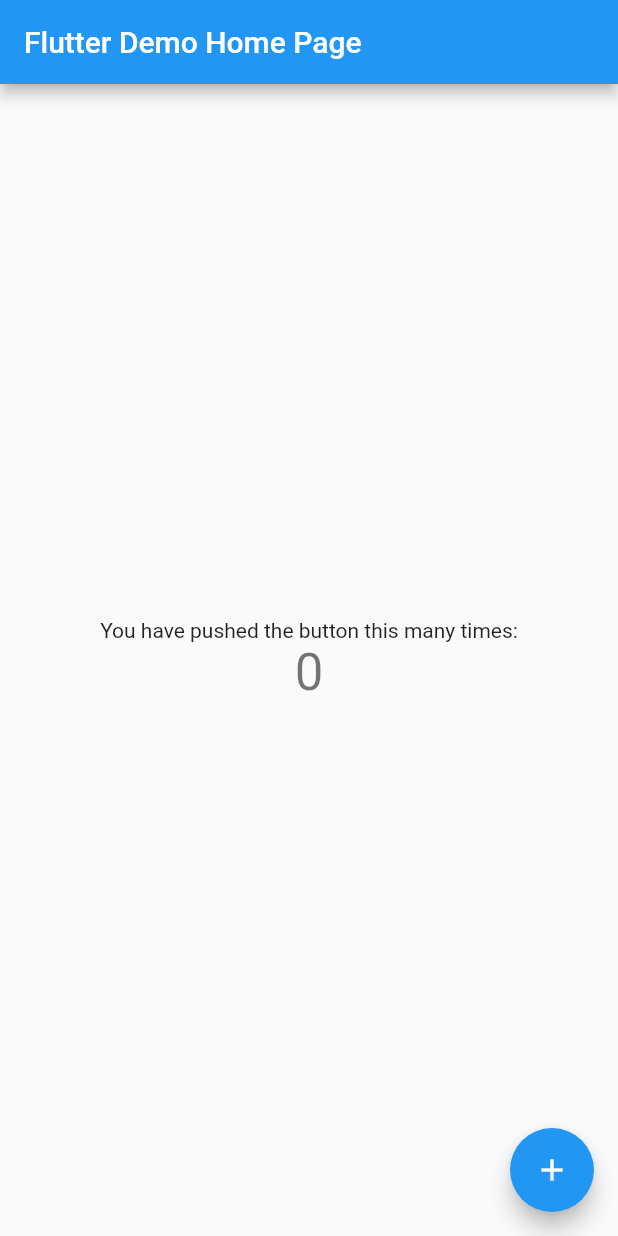
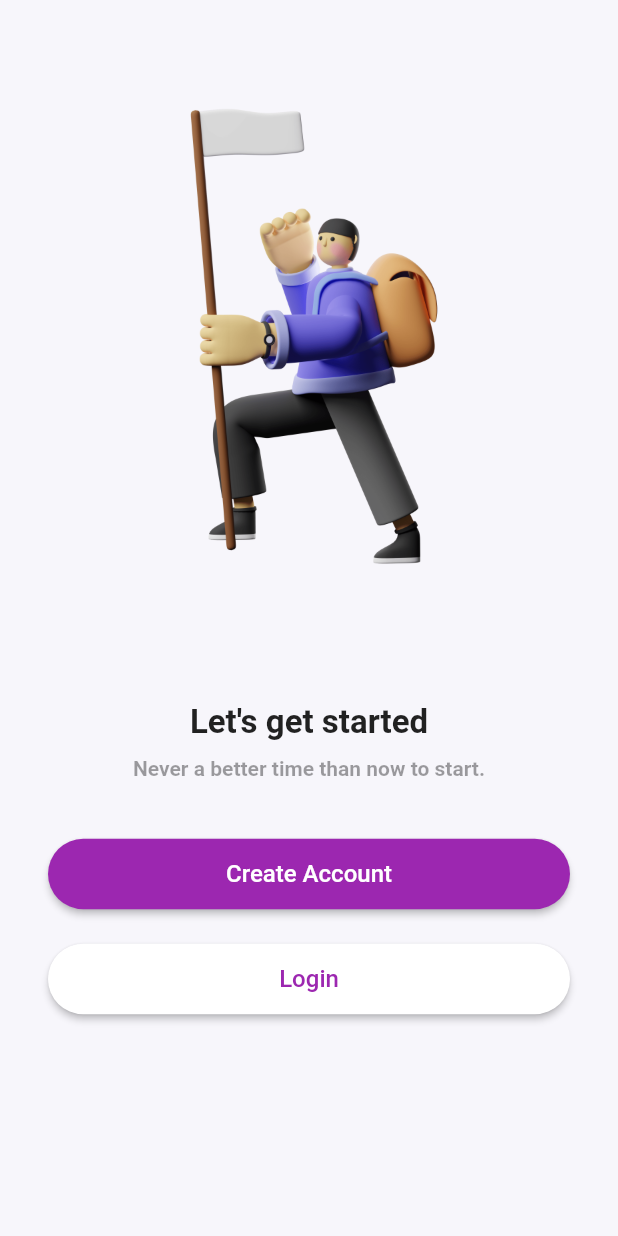
Before and after one commit to ayusht965/Matrimonial, a Flutter app: the screen it shows after launch, on a phone screen of 412 x 824 dp. Run offline on Flutter 3.47's test engine with Material 2 defaults, Android fonts, the phone set to English and light mode, and no system bars.

Commit message:
auth screens added

```diff
--- /dev/null
+++ b/lib/Pages/Auth/welcome.dart
@@ -0,0 +1,112 @@
+import 'package:flutter/material.dart';
+import 'package:matrimonial/Pages/Auth/register.dart';
+
+class Welcome extends StatefulWidget {
+  const Welcome({Key? key}) : super(key: key);
+
+  @override
+  _WelcomeState createState() => _WelcomeState();
+}
+
+class _WelcomeState extends State<Welcome> {
+  @override
+  Widget build(BuildContext context) {
+    return Scaffold(
+      resizeToAvoidBottomInset: false,
+      backgroundColor: Color(0xfff7f6fb),
+      body: SafeArea(
+        child: Padding(
+          padding: EdgeInsets.symmetric(vertical: 24, horizontal: 32),
+          child: Column(
+            children: [
+              Image.asset(
+                'assets/images/illustration-1.png',
+                width: 240,
+              ),
+              SizedBox(
+                height: 18,
+              ),
+              Text(
+                "Let's get started",
+                style: TextStyle(
+                  fontSize: 22,
+                  fontWeight: FontWeight.bold,
+                ),
+              ),
+              SizedBox(
+                height: 10,
+              ),
+              Text(
+                "Never a better time than now to start.",
+                style: TextStyle(
+                  fontSize: 14,
+                  fontWeight: FontWeight.bold,
+                  color: Colors.black38,
+                ),
+                textAlign: TextAlign.center,
+              ),
+              SizedBox(
+                height: 38,
+              ),
+              SizedBox(
+                width: double.infinity,
+                child: ElevatedButton(
+                  onPressed: () {
+                    Navigator.of(context).push(
+                      MaterialPageRoute(builder: (context) => Register()),
+                    );
+                  },
+                  style: ButtonStyle(
+                    foregroundColor:
+                        MaterialStateProperty.all<Color>(Colors.white),
+                    backgroundColor:
+                        MaterialStateProperty.all<Color>(Colors.purple),
+                    shape: MaterialStateProperty.all<RoundedRectangleBorder>(
+                      RoundedRectangleBorder(
+                        borderRadius: BorderRadius.circular(24.0),
+                      ),
+                    ),
+                  ),
+                  child: Padding(
+                    padding: EdgeInsets.all(14.0),
+                    child: Text(
+                      'Create Account',
+                      style: TextStyle(fontSize: 16),
+                    ),
+                  ),
+                ),
+              ),
+              SizedBox(
+                height: 22,
+              ),
+              SizedBox(
+                width: double.infinity,
+                child: ElevatedButton(
+                  onPressed: () {},
+                  style: ButtonStyle(
+                    foregroundColor:
+                        MaterialStateProperty.all<Color>(Colors.purple),
+                    backgroundColor:
+                        MaterialStateProperty.all<Color>(Colors.white),
+                    shape: MaterialStateProperty.all<RoundedRectangleBorder>(
+                      RoundedRectangleBorder(
+                        borderRadius: BorderRadius.circular(24.0),
+                      ),
+                    ),
+                  ),
+                  child: Padding(
+                    padding: EdgeInsets.all(14.0),
+                    child: Text(
+                      'Login',
+                      style: TextStyle(fontSize: 16),
+                    ),
+                  ),
+                ),
+              ),
+            ],
+          ),
+        ),
+      ),
+    );
+  }
+}
--- a/lib/main.dart
+++ b/lib/main.dart
@@ -1,4 +1,5 @@
 import 'package:flutter/material.dart';
+import 'package:matrimonial/Pages/Auth/welcome.dart';
 
 void main() {
   runApp(const MyApp());
@@ -11,105 +12,11 @@
   @override
   Widget build(BuildContext context) {
     return MaterialApp(
-      title: 'Flutter Demo',
+      title: 'Matrimonial',
       theme: ThemeData(
-        // This is the theme of your application.
-        //
-        // Try running your application with "flutter run". You'll see the
-        // application has a blue toolbar. Then, without quitting the app, try
-        // changing the primarySwatch below to Colors.green and then invoke
-        // "hot reload" (press "r" in the console where you ran "flutter run",
-        // or simply save your changes to "hot reload" in a Flutter IDE).
-        // Notice that the counter didn't reset back to zero; the application
-        // is not restarted.
         primarySwatch: Colors.blue,
       ),
-      home: const MyHomePage(title: 'Flutter Demo Home Page'),
+      home: const Welcome(),
     );
   }
 }
-
-class MyHomePage extends StatefulWidget {
-  const MyHomePage({Key? key, required this.title}) : super(key: key);
-
-  // This widget is the home page of your application. It is stateful, meaning
-  // that it has a State object (defined below) that contains fields that affect
-  // how it looks.
-
-  // This class is the configuration for the state. It holds the values (in this
-  // case the title) provided by the parent (in this case the App widget) and
-  // used by the build method of the State. Fields in a Widget subclass are
-  // always marked "final".
-
-  final String title;
-
-  @override
-  State<MyHomePage> createState() => _MyHomePageState();
-}
-
-class _MyHomePageState extends State<MyHomePage> {
-  int _counter = 0;
-
-  void _incrementCounter() {
-    setState(() {
-      // This call to setState tells the Flutter framework that something has
-      // changed in this State, which causes it to rerun the build method below
-      // so that the display can reflect the updated values. If we changed
-      // _counter without calling setState(), then the build method would not be
-      // called again, and so nothing would appear to happen.
-      _counter++;
-    });
-  }
-
-  @override
-  Widget build(BuildContext context) {
-    // This method is rerun every time setState is called, for instance as done
-    // by the _incrementCounter method above.
-    //
-    // The Flutter framework has been optimized to make rerunning build methods
-    // fast, so that you can just rebuild anything that needs updating rather
-    // than having to individually change instances of widgets.
-    return Scaffold(
-      appBar: AppBar(
-        // Here we take the value from the MyHomePage object that was created by
-        // the App.build method, and use it to set our appbar title.
-        title: Text(widget.title),
-      ),
-      body: Center(
-        // Center is a layout widget. It takes a single child and positions it
-        // in the middle of the parent.
-        child: Column(
-          // Column is also a layout widget. It takes a list of children and
-          // arranges them vertically. By default, it sizes itself to fit its
-          // children horizontally, and tries to be as tall as its parent.
-          //
-          // Invoke "debug painting" (press "p" in the console, choose the
-          // "Toggle Debug Paint" action from the Flutter Inspector in Android
-          // Studio, or the "Toggle Debug Paint" command in Visual Studio Code)
-          // to see the wireframe for each widget.
-          //
-          // Column has various properties to control how it sizes itself and
-          // how it positions its children. Here we use mainAxisAlignment to
-          // center the children vertically; the main axis here is the vertical
-          // axis because Columns are vertical (the cross axis would be
-          // horizontal).
-          mainAxisAlignment: MainAxisAlignment.center,
-          children: <Widget>[
-            const Text(
-              'You have pushed the button this many times:',
-            ),
-            Text(
-              '$_counter',
-              style: Theme.of(context).textTheme.headline4,
-            ),
-          ],
-        ),
-      ),
-      floatingActionButton: FloatingActionButton(
-        onPressed: _incrementCounter,
-        tooltip: 'Increment',
-        child: const Icon(Icons.add),
-      ), // This trailing comma makes auto-formatting nicer for build methods.
-    );
-  }
-}
--- a/pubspec.yaml
+++ b/pubspec.yaml
@@ -58,6 +58,8 @@
   uses-material-design: true
 
   # To add assets to your application, add an assets section, like this:
+  assets:
+     - assets/images/
   # assets:
   #   - images/a_dot_burr.jpeg
   #   - images/a_dot_ham.jpeg
```
Also changed, not shown: lib/Pages/Auth/otp.dart (added, +184 -0 lines), lib/Pages/Auth/register.dart (added, +152 -0 lines), assets/images/illustration-1.png (added), assets/images/illustration-2.png (added), assets/images/illustration-3.png (added), 1 other file.
